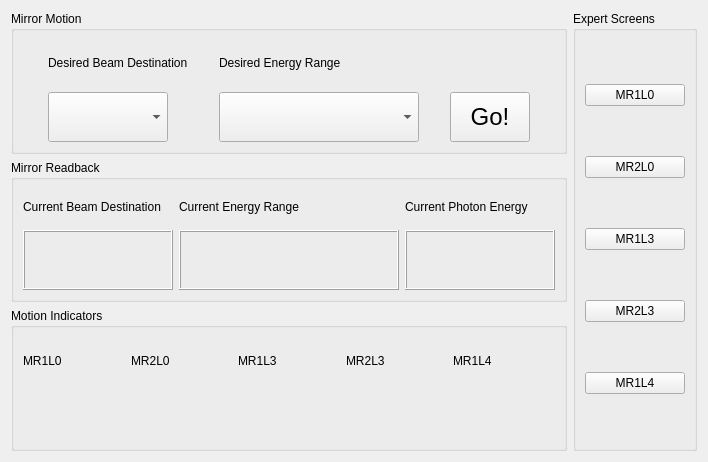
Above: homs_overview/homs_overview.ui from mseaberg/homs_overview before the change. Below: the same form after it.
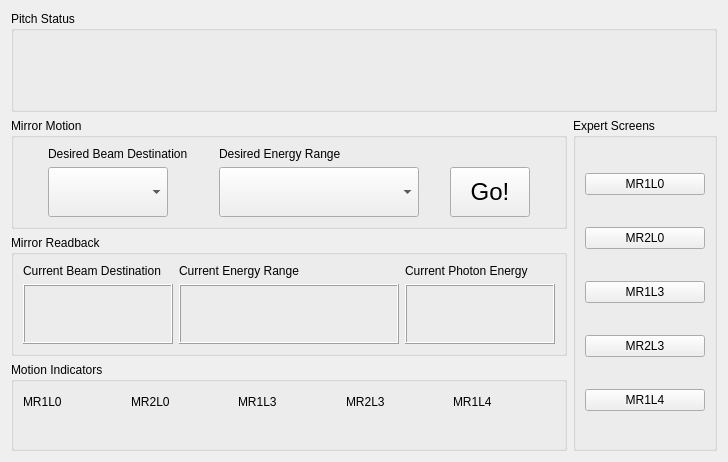
That is the form after the change. Custom widgets are drawn as their Qt base class.

Diff of the .ui file:
```diff
--- a/homs_overview/homs_overview.ui
+++ b/homs_overview/homs_overview.ui
@@ -6,7 +6,7 @@
    <rect>
     <x>0</x>
     <y>0</y>
-    <width>708</width>
+    <width>728</width>
     <height>462</height>
    </rect>
   </property>
@@ -20,7 +20,7 @@
    <string>Beam Destination</string>
   </property>
   <layout class="QGridLayout" name="gridLayout">
-   <item row="0" column="1" rowspan="3">
+   <item row="1" column="1" rowspan="3">
     <widget class="QGroupBox" name="groupBox_3">
      <property name="title">
       <string>Expert Screens</string>
@@ -184,7 +184,7 @@
      </layout>
     </widget>
    </item>
-   <item row="0" column="0">
+   <item row="1" column="0">
     <widget class="QGroupBox" name="groupBox">
      <property name="sizePolicy">
       <sizepolicy hsizetype="Preferred" vsizetype="Preferred">
@@ -285,7 +285,66 @@
      </layout>
     </widget>
    </item>
-   <item row="1" column="0">
+   <item row="3" column="0">
+    <widget class="QGroupBox" name="groupBox_4">
+     <property name="title">
+      <string>Motion Indicators</string>
+     </property>
+     <layout class="QGridLayout" name="gridLayout_4">
+      <item row="0" column="0">
+       <widget class="QLabel" name="label_5">
+        <property name="text">
+         <string>MR1L0</string>
+        </property>
+       </widget>
+      </item>
+      <item row="0" column="1">
+       <widget class="QLabel" name="label_6">
+        <property name="text">
+         <string>MR2L0</string>
+        </property>
+       </widget>
+      </item>
+      <item row="0" column="2">
+       <widget class="QLabel" name="label_7">
+        <property name="text">
+         <string>MR1L3</string>
+        </property>
+       </widget>
+      </item>
+      <item row="0" column="3">
+       <widget class="QLabel" name="label_9">
+        <property name="text">
+         <string>MR2L3</string>
+        </property>
+       </widget>
+      </item>
+      <item row="0" column="4">
+       <widget class="QLabel" name="label_10">
+        <property name="text">
+         <string>MR1L4</string>
+        </property>
+       </widget>
+      </item>
+      <item row="1" column="0">
+       <widget class="StatusIndicator" name="MR1L0_status" native="true"/>
+      </item>
+      <item row="1" column="1">
+       <widget class="StatusIndicator" name="MR2L0_status" native="true"/>
+      </item>
+      <item row="1" column="2">
+       <widget class="StatusIndicator" name="MR1L3_status" native="true"/>
+      </item>
+      <item row="1" column="3">
+       <widget class="StatusIndicator" name="MR2L3_status" native="true"/>
+      </item>
+      <item row="1" column="4">
+       <widget class="StatusIndicator" name="MR1L4_status" native="true"/>
+      </item>
+     </layout>
+    </widget>
+   </item>
+   <item row="2" column="0">
     <widget class="QGroupBox" name="groupBox_2">
      <property name="maximumSize">
       <size>
@@ -432,62 +491,33 @@
      </layout>
     </widget>
    </item>
-   <item row="2" column="0">
-    <widget class="QGroupBox" name="groupBox_4">
+   <item row="0" column="0" colspan="2">
+    <widget class="QGroupBox" name="groupBox_5">
      <property name="title">
-      <string>Motion Indicators</string>
+      <string>Pitch Status</string>
      </property>
-     <layout class="QGridLayout" name="gridLayout_4">
-      <item row="0" column="0">
-       <widget class="QLabel" name="label_5">
-        <property name="text">
-         <string>MR1L0</string>
+     <layout class="QHBoxLayout" name="horizontalLayout">
+      <item>
+       <widget class="QLabel" name="pitch_status_label">
+        <property name="minimumSize">
+         <size>
+          <width>0</width>
+          <height>60</height>
+         </size>
         </property>
-       </widget>
-      </item>
-      <item row="0" column="1">
-       <widget class="QLabel" name="label_6">
-        <property name="text">
-         <string>MR2L0</string>
+        <property name="font">
+         <font>
+          <pointsize>28</pointsize>
+         </font>
         </property>
-       </widget>
-      </item>
-      <item row="0" column="2">
-       <widget class="QLabel" name="label_7">
         <property name="text">
-         <string>MR1L3</string>
+         <string/>
         </property>
-       </widget>
-      </item>
-      <item row="0" column="3">
-       <widget class="QLabel" name="label_9">
-        <property name="text">
-         <string>MR2L3</string>
+        <property name="alignment">
+         <set>Qt::AlignCenter</set>
         </property>
        </widget>
       </item>
-      <item row="0" column="4">
-       <widget class="QLabel" name="label_10">
-        <property name="text">
-         <string>MR1L4</string>
-        </property>
-       </widget>
-      </item>
-      <item row="1" column="0">
-       <widget class="StatusIndicator" name="MR1L0_status" native="true"/>
-      </item>
-      <item row="1" column="1">
-       <widget class="StatusIndicator" name="MR2L0_status" native="true"/>
-      </item>
-      <item row="1" column="2">
-       <widget class="StatusIndicator" name="MR1L3_status" native="true"/>
-      </item>
-      <item row="1" column="3">
-       <widget class="StatusIndicator" name="MR2L3_status" native="true"/>
-      </item>
-      <item row="1" column="4">
-       <widget class="StatusIndicator" name="MR1L4_status" native="true"/>
-      </item>
      </layout>
     </widget>
    </item>
```
